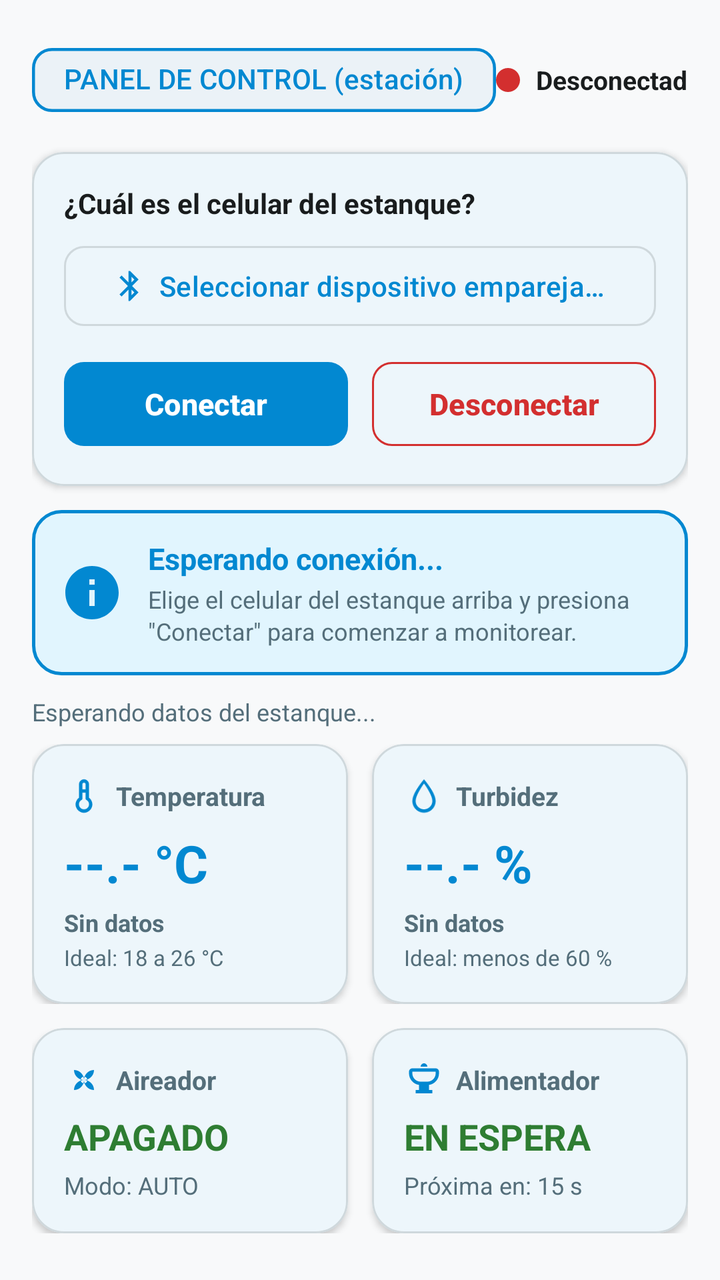
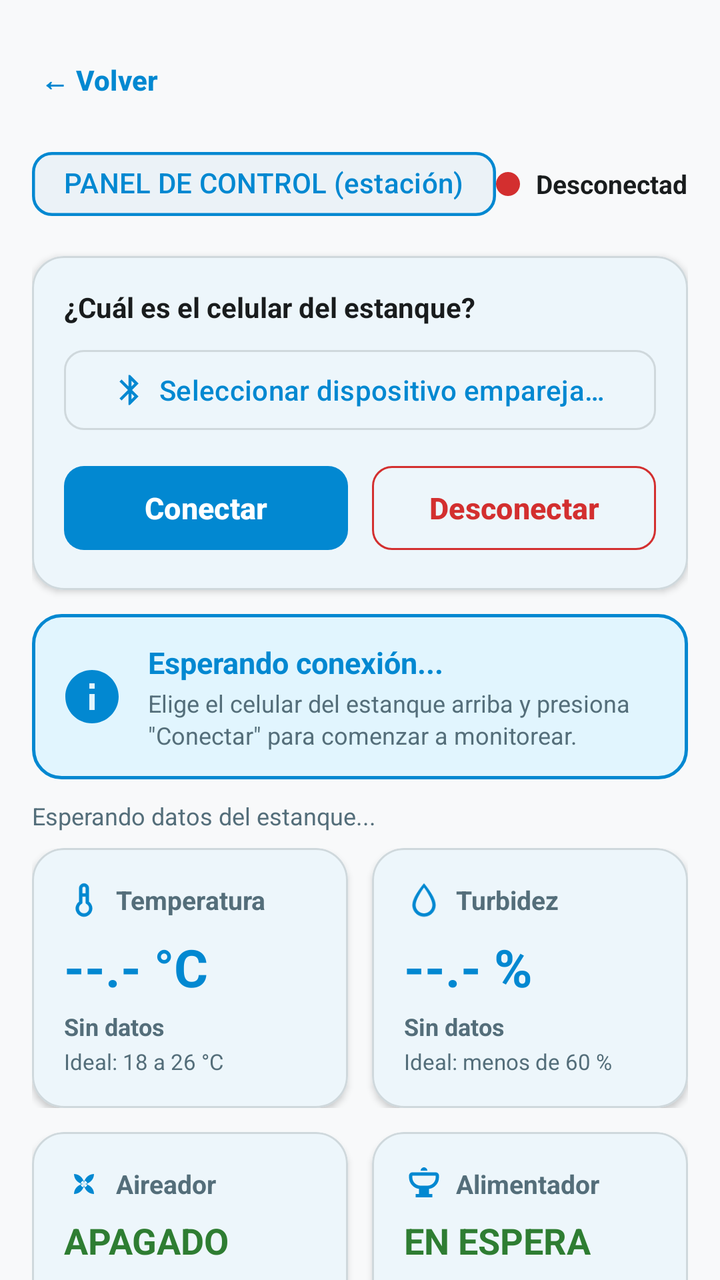

An Android layout rendered at two revisions. The XML below is the earlier revision; the diff shows what the commit changed to produce the second picture.
<!-- AndroidManifest.xml: activity theme Theme.Piscicultura -->
<!-- res/layout/activity_estacion.xml -->
<?xml version="1.0" encoding="utf-8"?>
<androidx.core.widget.NestedScrollView
    xmlns:android="http://schemas.android.com/apk/res/android"
    xmlns:app="http://schemas.android.com/apk/res-auto"
    xmlns:tools="http://schemas.android.com/tools"
    android:layout_width="match_parent"
    android:layout_height="match_parent"
    android:background="?android:attr/colorBackground"
    android:fillViewport="true">

    <LinearLayout
        android:layout_width="match_parent"
        android:layout_height="wrap_content"
        android:orientation="vertical"
        android:padding="16dp">

        
        <LinearLayout
            android:layout_width="match_parent"
            android:layout_height="wrap_content"
            android:gravity="center_vertical"
            android:orientation="horizontal">

            <com.google.android.material.chip.Chip
                android:id="@+id/chipRoleHeaderEstacion"
                style="@style/Widget.Material3.Chip.Assist"
                android:layout_width="wrap_content"
                android:layout_height="wrap_content"
                android:text="@string/estacion_chip_header"
                android:textColor="?attr/colorPrimary"
                android:textStyle="bold"
                app:chipBackgroundColor="?attr/colorSurfaceVariant"
                app:chipCornerRadius="10dp"
                app:chipStrokeColor="?attr/colorPrimary"
                app:chipStrokeWidth="1.5dp" />

            <View
                android:layout_width="0dp"
                android:layout_height="1dp"
                android:layout_weight="1" />

            
            <View
                android:id="@+id/viewConnectionDot"
                android:layout_width="12dp"
                android:layout_height="12dp"
                android:background="@drawable/circle_status_inactive" />

            <TextView
                android:id="@+id/tvEstacionConnectionStatus"
                android:layout_width="wrap_content"
                android:layout_height="wrap_content"
                android:layout_marginStart="8dp"
                android:text="Desconectado"
                android:textColor="?attr/colorOnSurface"
                android:textSize="13sp"
                android:textStyle="bold" />
        </LinearLayout>

        
        <com.google.android.material.card.MaterialCardView
            android:layout_width="match_parent"
            android:layout_height="wrap_content"
            android:layout_marginTop="12dp"
            app:cardBackgroundColor="?attr/colorSurface"
            app:cardCornerRadius="16dp"
            app:cardElevation="2dp"
            app:strokeColor="?attr/colorOutline"
            app:strokeWidth="1dp">

            <LinearLayout
                android:layout_width="match_parent"
                android:layout_height="wrap_content"
                android:orientation="vertical"
                android:padding="16dp">

                <TextView
                    android:layout_width="wrap_content"
                    android:layout_height="wrap_content"
                    android:text="@string/estacion_device_prompt"
                    android:textColor="?attr/colorOnSurface"
                    android:textSize="14sp"
                    android:textStyle="bold" />

                
                <com.google.android.material.button.MaterialButton
                    android:id="@+id/btnSelectDevice"
                    style="@style/Widget.Material3.Button.OutlinedButton"
                    android:layout_width="match_parent"
                    android:layout_height="48dp"
                    android:layout_marginTop="8dp"
                    android:ellipsize="end"
                    android:maxLines="1"
                    android:text="@string/estacion_device_select_hint"
                    android:textColor="?attr/colorPrimary"
                    android:textSize="14sp"
                    app:cornerRadius="10dp"
                    app:icon="@drawable/ic_bluetooth"
                    app:iconSize="18dp"
                    app:strokeColor="?attr/colorOutline" />

                
                <LinearLayout
                    android:layout_width="match_parent"
                    android:layout_height="wrap_content"
                    android:layout_marginTop="10dp"
                    android:orientation="horizontal">

                    <com.google.android.material.button.MaterialButton
                        android:id="@+id/btnConnect"
                        android:layout_width="0dp"
                        android:layout_height="50dp"
                        android:layout_marginEnd="6dp"
                        android:layout_weight="1"
                        android:text="@string/estacion_btn_connect"
                        android:textSize="15sp"
                        android:textStyle="bold"
                        app:cornerRadius="10dp" />

                    <com.google.android.material.button.MaterialButton
                        android:id="@+id/btnDisconnect"
                        style="@style/Widget.Material3.Button.OutlinedButton"
                        android:layout_width="0dp"
                        android:layout_height="50dp"
                        android:layout_marginStart="6dp"
                        android:layout_weight="1"
                        android:text="@string/estacion_btn_disconnect"
                        android:textColor="@color/status_alert"
                        android:textSize="15sp"
                        android:textStyle="bold"
                        app:cornerRadius="10dp"
                        app:strokeColor="@color/status_alert" />
                </LinearLayout>
            </LinearLayout>
        </com.google.android.material.card.MaterialCardView>

        
        <FrameLayout
            android:id="@+id/cardStatusBanner"
            android:layout_width="match_parent"
            android:layout_height="wrap_content"
            android:layout_marginTop="12dp"
            android:background="@drawable/bg_banner_info">

            <LinearLayout
                android:layout_width="match_parent"
                android:layout_height="wrap_content"
                android:gravity="center_vertical"
                android:orientation="horizontal"
                android:padding="14dp">

                <ImageView
                    android:id="@+id/imgBannerStatus"
                    android:layout_width="32dp"
                    android:layout_height="32dp"
                    android:contentDescription="Estado del estanque"
                    android:src="@drawable/ic_info"
                    app:tint="?attr/colorPrimary" />

                <LinearLayout
                    android:layout_width="0dp"
                    android:layout_height="wrap_content"
                    android:layout_marginStart="12dp"
                    android:layout_weight="1"
                    android:orientation="vertical">

                    <TextView
                        android:id="@+id/tvBannerTitle"
                        android:layout_width="wrap_content"
                        android:layout_height="wrap_content"
                        android:text="@string/estacion_banner_waiting_title"
                        android:textColor="?attr/colorPrimary"
                        android:textSize="15sp"
                        android:textStyle="bold" />

                    <TextView
                        android:id="@+id/tvBannerDesc"
                        android:layout_width="wrap_content"
                        android:layout_height="wrap_content"
                        android:layout_marginTop="2dp"
                        android:text="@string/estacion_banner_waiting_desc"
                        android:textColor="?attr/colorOnSurfaceVariant"
                        android:textSize="12sp"
                        android:lineSpacingExtra="2dp" />
                </LinearLayout>
            </LinearLayout>
        </FrameLayout>

        
        <LinearLayout
            android:layout_width="match_parent"
            android:layout_height="wrap_content"
            android:layout_marginTop="10dp"
            android:gravity="center_vertical"
            android:orientation="horizontal">

            <TextView
                android:id="@+id/tvUltimaActualizacion"
                android:layout_width="0dp"
                android:layout_height="wrap_content"
                android:layout_weight="1"
                android:text="@string/estacion_waiting_telemetry"
                android:textColor="?attr/colorOnSurfaceVariant"
                android:textSize="12sp" />

            <TextView
                android:id="@+id/tvAlertaDesactualizado"
                android:layout_width="wrap_content"
                android:layout_height="wrap_content"
                android:text="@string/estacion_data_outdated_warning"
                android:textColor="@color/status_warning"
                android:textSize="11sp"
                android:textStyle="bold"
                android:visibility="gone"
                tools:visibility="visible" />
        </LinearLayout>

        
        
        <LinearLayout
            android:layout_width="match_parent"
            android:layout_height="wrap_content"
            android:layout_marginTop="8dp"
            android:orientation="horizontal">

            
            <com.google.android.material.card.MaterialCardView
                android:id="@+id/cardEstacionTemp"
                android:layout_width="0dp"
                android:layout_height="wrap_content"
                android:layout_marginEnd="6dp"
                android:layout_weight="1"
                app:cardBackgroundColor="?attr/colorSurface"
                app:cardCornerRadius="16dp"
                app:cardElevation="2dp"
                app:strokeColor="?attr/colorOutline"
                app:strokeWidth="1dp">

                <LinearLayout
                    android:layout_width="match_parent"
                    android:layout_height="wrap_content"
                    android:orientation="vertical"
                    android:padding="16dp">

                    <LinearLayout
                        android:layout_width="match_parent"
                        android:layout_height="wrap_content"
                        android:gravity="center_vertical"
                        android:orientation="horizontal">

                        <ImageView
                            android:layout_width="20dp"
                            android:layout_height="20dp"
                            android:contentDescription="@string/estacion_card_temp_title"
                            android:src="@drawable/ic_thermostat"
                            app:tint="?attr/colorPrimary" />

                        <TextView
                            android:layout_width="wrap_content"
                            android:layout_height="wrap_content"
                            android:layout_marginStart="6dp"
                            android:text="@string/estacion_card_temp_title"
                            android:textColor="?attr/colorOnSurfaceVariant"
                            android:textSize="13sp"
                            android:textStyle="bold" />
                    </LinearLayout>

                    <TextView
                        android:id="@+id/tvTempValor"
                        android:layout_width="wrap_content"
                        android:layout_height="wrap_content"
                        android:layout_marginTop="6dp"
                        android:text="--.- °C"
                        android:textColor="?attr/colorPrimary"
                        android:textSize="26sp"
                        android:textStyle="bold" />

                    <TextView
                        android:id="@+id/tvTempEstadoRango"
                        android:layout_width="wrap_content"
                        android:layout_height="wrap_content"
                        android:layout_marginTop="4dp"
                        android:text="Sin datos"
                        android:textColor="?attr/colorOnSurfaceVariant"
                        android:textSize="12sp"
                        android:textStyle="bold" />

                    <TextView
                        android:layout_width="wrap_content"
                        android:layout_height="wrap_content"
                        android:layout_marginTop="2dp"
                        android:text="@string/estacion_temp_ideal_label"
                        android:textColor="?attr/colorOnSurfaceVariant"
                        android:textSize="11sp" />
                </LinearLayout>
            </com.google.android.material.card.MaterialCardView>

            
            <com.google.android.material.card.MaterialCardView
                android:id="@+id/cardEstacionTurb"
                android:layout_width="0dp"
                android:layout_height="wrap_content"
                android:layout_marginStart="6dp"
                android:layout_weight="1"
                app:cardBackgroundColor="?attr/colorSurface"
                app:cardCornerRadius="16dp"
                app:cardElevation="2dp"
                app:strokeColor="?attr/colorOutline"
                app:strokeWidth="1dp">

                <LinearLayout
                    android:layout_width="match_parent"
                    android:layout_height="wrap_content"
                    android:orientation="vertical"
                    android:padding="16dp">

                    <LinearLayout
                        android:layout_width="match_parent"
                        android:layout_height="wrap_content"
                        android:gravity="center_vertical"
                        android:orientation="horizontal">

                        <ImageView
                            android:layout_width="20dp"
                            android:layout_height="20dp"
                            android:contentDescription="@string/estacion_card_turb_title"
                            android:src="@drawable/ic_water_drop"
                            app:tint="?attr/colorPrimary" />

                        <TextView
                            android:layout_width="wrap_content"
                            android:layout_height="wrap_content"
                            android:layout_marginStart="6dp"
                            android:text="@string/estacion_card_turb_title"
                            android:textColor="?attr/colorOnSurfaceVariant"
                            android:textSize="13sp"
                            android:textStyle="bold" />
                    </LinearLayout>

                    <TextView
                        android:id="@+id/tvTurbValor"
                        android:layout_width="wrap_content"
                        android:layout_height="wrap_content"
                        android:layout_marginTop="6dp"
                        android:text="--.- %"
                        android:textColor="?attr/colorPrimary"
                        android:textSize="26sp"
                        android:textStyle="bold" />

                    <TextView
                        android:id="@+id/tvTurbEstadoRango"
                        android:layout_width="wrap_content"
                        android:layout_height="wrap_content"
                        android:layout_marginTop="4dp"
                        android:text="Sin datos"
                        android:textColor="?attr/colorOnSurfaceVariant"
                        android:textSize="12sp"
                        android:textStyle="bold" />

                    <TextView
                        android:layout_width="wrap_content"
                        android:layout_height="wrap_content"
                        android:layout_marginTop="2dp"
                        android:text="@string/estacion_turb_ideal_label"
                        android:textColor="?attr/colorOnSurfaceVariant"
                        android:textSize="11sp" />
                </LinearLayout>
            </com.google.android.material.card.MaterialCardView>
        </LinearLayout>

        
        <LinearLayout
            android:layout_width="match_parent"
            android:layout_height="wrap_content"
            android:layout_marginTop="12dp"
            android:orientation="horizontal">

            
            <com.google.android.material.card.MaterialCardView
                android:id="@+id/cardEstacionAireador"
                android:layout_width="0dp"
                android:layout_height="wrap_content"
                android:layout_marginEnd="6dp"
                android:layout_weight="1"
                app:cardBackgroundColor="?attr/colorSurface"
                app:cardCornerRadius="16dp"
                app:cardElevation="2dp"
                app:strokeColor="?attr/colorOutline"
                app:strokeWidth="1dp">

                <LinearLayout
                    android:layout_width="match_parent"
                    android:layout_height="wrap_content"
                    android:orientation="vertical"
                    android:padding="16dp">

                    <LinearLayout
                        android:layout_width="match_parent"
                        android:layout_height="wrap_content"
                        android:gravity="center_vertical"
                        android:orientation="horizontal">

                        <ImageView
                            android:layout_width="20dp"
                            android:layout_height="20dp"
                            android:contentDescription="@string/estacion_card_aerator_title"
                            android:src="@drawable/ic_fan"
                            app:tint="?attr/colorPrimary" />

                        <TextView
                            android:layout_width="wrap_content"
                            android:layout_height="wrap_content"
                            android:layout_marginStart="6dp"
                            android:text="@string/estacion_card_aerator_title"
                            android:textColor="?attr/colorOnSurfaceVariant"
                            android:textSize="13sp"
                            android:textStyle="bold" />
                    </LinearLayout>

                    <TextView
                        android:id="@+id/tvAireadorValor"
                        android:layout_width="wrap_content"
                        android:layout_height="wrap_content"
                        android:layout_marginTop="6dp"
                        android:text="APAGADO"
                        android:textColor="@color/status_ok"
                        android:textSize="18sp"
                        android:textStyle="bold" />

                    <TextView
                        android:id="@+id/tvAireadorModoDisplay"
                        android:layout_width="wrap_content"
                        android:layout_height="wrap_content"
                        android:layout_marginTop="4dp"
                        android:text="Modo: AUTO"
                        android:textColor="?attr/colorOnSurfaceVariant"
                        android:textSize="12sp" />
                </LinearLayout>
            </com.google.android.material.card.MaterialCardView>

            
            <com.google.android.material.card.MaterialCardView
                android:id="@+id/cardEstacionAlimentador"
                android:layout_width="0dp"
                android:layout_height="wrap_content"
                android:layout_marginStart="6dp"
                android:layout_weight="1"
                app:cardBackgroundColor="?attr/colorSurface"
                app:cardCornerRadius="16dp"
                app:cardElevation="2dp"
                app:strokeColor="?attr/colorOutline"
                app:strokeWidth="1dp">

                <LinearLayout
                    android:layout_width="match_parent"
                    android:layout_height="wrap_content"
                    android:orientation="vertical"
                    android:padding="16dp">

                    <LinearLayout
                        android:layout_width="match_parent"
                        android:layout_height="wrap_content"
                        android:gravity="center_vertical"
                        android:orientation="horizontal">

                        <ImageView
                            android:layout_width="20dp"
                            android:layout_height="20dp"
                            android:contentDescription="@string/estacion_card_feeder_title"
                            android:src="@drawable/ic_food"
                            app:tint="?attr/colorPrimary" />

                        <TextView
                            android:layout_width="wrap_content"
                            android:layout_height="wrap_content"
                            android:layout_marginStart="6dp"
                            android:text="@string/estacion_card_feeder_title"
                            android:textColor="?attr/colorOnSurfaceVariant"
                            android:textSize="13sp"
                            android:textStyle="bold" />
                    </LinearLayout>

                    <TextView
                        android:id="@+id/tvAlimentadorValor"
                        android:layout_width="wrap_content"
                        android:layout_height="wrap_content"
                        android:layout_marginTop="6dp"
                        android:text="EN ESPERA"
                        android:textColor="@color/status_ok"
                        android:textSize="18sp"
                        android:textStyle="bold" />

                    <TextView
                        android:id="@+id/tvAlimentadorMensajeDisplay"
                        android:layout_width="wrap_content"
                        android:layout_height="wrap_content"
                        android:layout_marginTop="4dp"
                        android:text="Próxima en: 15 s"
                        android:textColor="?attr/colorOnSurfaceVariant"
                        android:textSize="12sp" />
                </LinearLayout>
            </com.google.android.material.card.MaterialCardView>
        </LinearLayout>

        
        <TextView
            android:layout_width="wrap_content"
            android:layout_height="wrap_content"
            android:layout_marginTop="20dp"
            android:text="@string/estacion_remote_actions_title"
            android:textColor="?attr/colorOnSurface"
            android:textSize="16sp"
            android:textStyle="bold" />

        
        <com.google.android.material.button.MaterialButton
            android:id="@+id/btnForzarAlimentacion"
            android:layout_width="match_parent"
            android:layout_height="54dp"
            android:layout_marginTop="10dp"
            android:text="@string/estacion_btn_feed_now"
            android:textSize="15sp"
            android:textStyle="bold"
            app:cornerRadius="12dp"
            app:icon="@drawable/ic_food"
            app:iconGravity="textStart"
            app:iconSize="20dp" />

        
        <TextView
            android:layout_width="wrap_content"
            android:layout_height="wrap_content"
            android:layout_marginTop="14dp"
            android:text="@string/estacion_aerator_mode_title"
            android:textColor="?attr/colorOnSurfaceVariant"
            android:textSize="13sp" />

        <LinearLayout
            android:layout_width="match_parent"
            android:layout_height="wrap_content"
            android:layout_marginTop="6dp"
            android:orientation="horizontal">

            <com.google.android.material.button.MaterialButton
                android:id="@+id/btnAireadorAuto"
                style="@style/Widget.Material3.Button.OutlinedButton"
                android:layout_width="0dp"
                android:layout_height="48dp"
                android:layout_marginEnd="4dp"
                android:layout_weight="1"
                android:text="@string/estacion_btn_mode_auto"
                android:textSize="13sp"
                app:cornerRadius="10dp"
                app:strokeColor="?attr/colorPrimary" />

            <com.google.android.material.button.MaterialButton
                android:id="@+id/btnAireadorOn"
                style="@style/Widget.Material3.Button.OutlinedButton"
                android:layout_width="0dp"
                android:layout_height="48dp"
                android:layout_marginHorizontal="4dp"
                android:layout_weight="1"
                android:text="@string/estacion_btn_mode_on"
                android:textColor="@color/status_alert"
                android:textSize="13sp"
                app:cornerRadius="10dp"
                app:strokeColor="@color/status_alert" />

            <com.google.android.material.button.MaterialButton
                android:id="@+id/btnAireadorOff"
                style="@style/Widget.Material3.Button.OutlinedButton"
                android:layout_width="0dp"
                android:layout_height="48dp"
                android:layout_marginStart="4dp"
                android:layout_weight="1"
                android:text="@string/estacion_btn_mode_off"
                android:textColor="@color/status_ok"
                android:textSize="13sp"
                app:cornerRadius="10dp"
                app:strokeColor="@color/status_ok" />
        </LinearLayout>

        <TextView
            android:layout_width="match_parent"
            android:layout_height="wrap_content"
            android:layout_marginTop="6dp"
            android:layout_marginBottom="16dp"
            android:text="@string/estacion_aerator_mode_note"
            android:textColor="?attr/colorOnSurfaceVariant"
            android:textSize="11sp" />

    </LinearLayout>
</androidx.core.widget.NestedScrollView>
<!-- resources referenced by this layout -->
<resources>
  <color name="status_alert">#D32F2F</color>
  <color name="status_ok">#2E7D32</color>
  <color name="status_warning">#ED6C02</color>
  <!-- drawable bg_banner_info (drawable) -->
  <?xml version="1.0" encoding="utf-8"?>
  <shape xmlns:android="http://schemas.android.com/apk/res/android"
      android:shape="rectangle">
      <corners android:radius="14dp" />
      <solid android:color="@color/banner_info_bg" />
      <stroke
          android:width="1.5dp"
          android:color="?attr/colorPrimary" />
  </shape>
  <!-- drawable circle_status_inactive (drawable) -->
  <?xml version="1.0" encoding="utf-8"?>
  <shape xmlns:android="http://schemas.android.com/apk/res/android"
      android:shape="oval">
      <solid android:color="@color/status_active" />
      <size
          android:width="12dp"
          android:height="12dp" />
  </shape>
  <string name="estacion_aerator_mode_note">\"Automático\" activa el aireador solo cuando el agua lo requiere (recomendado).</string>
  <string name="estacion_aerator_mode_title">Modo del aireador:</string>
  <string name="estacion_banner_waiting_desc">Elige el celular del estanque arriba y presiona \"Conectar\" para comenzar a monitorear.</string>
  <string name="estacion_banner_waiting_title">Esperando conexión...</string>
  <string name="estacion_btn_connect">Conectar</string>
  <string name="estacion_btn_disconnect">Desconectar</string>
  <string name="estacion_btn_feed_now">Dar alimento ahora</string>
  <string name="estacion_btn_mode_auto">Automático</string>
  <string name="estacion_btn_mode_off">Apagar</string>
  <string name="estacion_btn_mode_on">Encender</string>
  <string name="estacion_card_aerator_title">Aireador</string>
  <string name="estacion_card_feeder_title">Alimentador</string>
  <string name="estacion_card_temp_title">Temperatura</string>
  <string name="estacion_card_turb_title">Turbidez</string>
  <string name="estacion_chip_header">PANEL DE CONTROL (estación)</string>
  <string name="estacion_data_outdated_warning">⚠ Datos desactualizados, revisando conexión...</string>
  <string name="estacion_device_prompt">¿Cuál es el celular del estanque?</string>
  <string name="estacion_device_select_hint">Seleccionar dispositivo emparejado</string>
  <string name="estacion_remote_actions_title">Control de equipos a distancia</string>
  <string name="estacion_temp_ideal_label">Ideal: 18 a 26 °C</string>
  <string name="estacion_turb_ideal_label">Ideal: menos de 60 %</string>
  <string name="estacion_waiting_telemetry">Esperando datos del estanque...</string>
  <color name="banner_info_bg">#E1F5FE</color>
  <color name="status_active">#D32F2F</color>
  <color name="md_theme_primary">#0288D1</color>
  <color name="md_theme_onPrimary">#FFFFFF</color>
  <color name="md_theme_primaryContainer">#E1F5FE</color>
  <color name="md_theme_onPrimaryContainer">#001F2A</color>
  <color name="md_theme_secondary">#4A6267</color>
  <color name="md_theme_onSecondary">#FFFFFF</color>
  <color name="md_theme_secondaryContainer">#CEE7EC</color>
  <color name="md_theme_onSecondaryContainer">#051F23</color>
  <color name="md_theme_background">#F8F9FA</color>
  <color name="md_theme_onBackground">#191C1D</color>
  <color name="md_theme_surface">#FFFFFF</color>
  <color name="md_theme_onSurface">#191C1D</color>
  <color name="md_theme_surfaceVariant">#EBF2F7</color>
  <color name="md_theme_onSurfaceVariant">#546E7A</color>
  <color name="md_theme_outline">#CFD8DC</color>
  <color name="white">#FFFFFF</color>
  <!-- unchanged entries left out for length: 7 -->
</resources>

<!-- the commit's change to res/layout/activity_estacion.xml (unified diff, before → after) -->
@@ -13,6 +13,22 @@
         android:layout_height="wrap_content"
         android:orientation="vertical"
         android:padding="16dp">
+
+        
+        <com.google.android.material.button.MaterialButton
+            android:id="@+id/btnVolverRoles"
+            style="@style/Widget.Material3.Button.TextButton"
+            android:layout_width="wrap_content"
+            android:layout_height="wrap_content"
+            android:minWidth="48dp"
+            android:minHeight="48dp"
+            android:layout_marginStart="-8dp"
+            android:layout_marginBottom="4dp"
+            android:contentDescription="@string/volver_roles_content_desc"
+            android:text="@string/btn_volver_roles"
+            android:textColor="?attr/colorPrimary"
+            android:textSize="14sp"
+            android:textStyle="bold" />
 
         
         <LinearLayout
<!-- resource entries referenced after the edit -->
@@ -22,6 +22,7 @@
           android:width="12dp"
           android:height="12dp" />
   </shape>
+  <string name="btn_volver_roles">← Volver</string>
   <string name="estacion_aerator_mode_note">\"Automático\" activa el aireador solo cuando el agua lo requiere (recomendado).</string>
   <string name="estacion_aerator_mode_title">Modo del aireador:</string>
   <string name="estacion_banner_waiting_desc">Elige el celular del estanque arriba y presiona \"Conectar\" para comenzar a monitorear.</string>
@@ -44,6 +45,7 @@
   <string name="estacion_temp_ideal_label">Ideal: 18 a 26 °C</string>
   <string name="estacion_turb_ideal_label">Ideal: menos de 60 %</string>
   <string name="estacion_waiting_telemetry">Esperando datos del estanque...</string>
+  <string name="volver_roles_content_desc">Volver a la selección de rol</string>
   <color name="banner_info_bg">#E1F5FE</color>
   <color name="status_active">#D32F2F</color>
   <color name="md_theme_primary">#0288D1</color>
